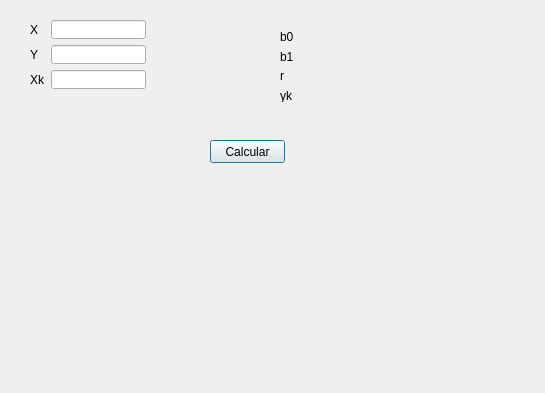
Old version of the form simpson/load_ventana_ejercicios.ui in the repository montsan1657-ux/lilianaMontserrat.
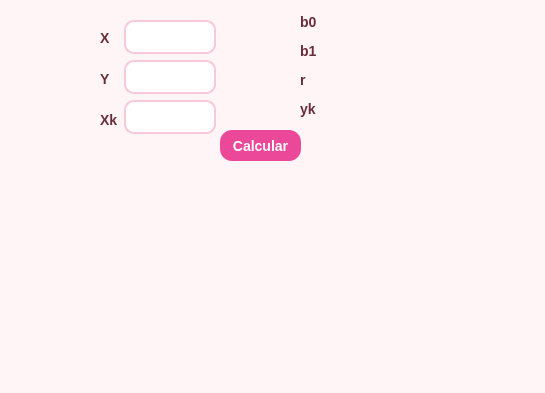
New version of the form.

```diff
--- a/simpson/load_ventana_ejercicios.ui
+++ b/simpson/load_ventana_ejercicios.ui
@@ -13,13 +13,66 @@
   <property name="windowTitle">
    <string>Dialog</string>
   </property>
+  <property name="styleSheet">
+   <string notr="true">QDialog {
+    background-color: #fff5f7;
+    font-family: &quot;Segoe UI&quot;, Arial, sans-serif;
+}
+
+/* Etiquetas */
+QLabel {
+    color: #6b2d3a;
+    font-size: 14px;
+    font-weight: 500;
+}
+
+/* Campos de texto */
+QLineEdit {
+    background-color: #ffffff;
+    border: 2px solid #f8c8dc;
+    border-radius: 10px;
+    padding: 6px 10px;
+    font-size: 14px;
+    color: #4a1f2b;
+}
+
+QLineEdit:focus {
+    border: 2px solid #ec4899;
+    background-color: #fff0f5;
+}
+
+/* Botón */
+QPushButton {
+    background-color: #ec4899;
+    color: white;
+    border-radius: 12px;
+    padding: 8px;
+    font-size: 14px;
+    font-weight: bold;
+}
+
+QPushButton:hover {
+    background-color: #db2777;
+}
+
+QPushButton:pressed {
+    background-color: #be185d;
+}
+
+/* Resultado (label especial) */
+#labelResultado {
+    font-size: 16px;
+    font-weight: bold;
+    color: #be185d;
+}</string>
+  </property>
   <widget class="QPushButton" name="btnCalcular">
    <property name="geometry">
     <rect>
-     <x>210</x>
-     <y>140</y>
-     <width>75</width>
-     <height>23</height>
+     <x>220</x>
+     <y>130</y>
+     <width>81</width>
+     <height>31</height>
     </rect>
    </property>
    <property name="text">
@@ -29,10 +82,10 @@
   <widget class="QWidget" name="layoutWidget">
    <property name="geometry">
     <rect>
-     <x>30</x>
+     <x>100</x>
      <y>20</y>
      <width>116</width>
-     <height>69</height>
+     <height>117</height>
     </rect>
    </property>
    <layout class="QHBoxLayout" name="horizontalLayout">
@@ -79,10 +132,10 @@
   <widget class="QWidget" name="layoutWidget">
    <property name="geometry">
     <rect>
-     <x>280</x>
-     <y>30</y>
+     <x>300</x>
+     <y>10</y>
      <width>111</width>
-     <height>72</height>
+     <height>110</height>
     </rect>
    </property>
    <layout class="QVBoxLayout" name="verticalLayout_3">
```
